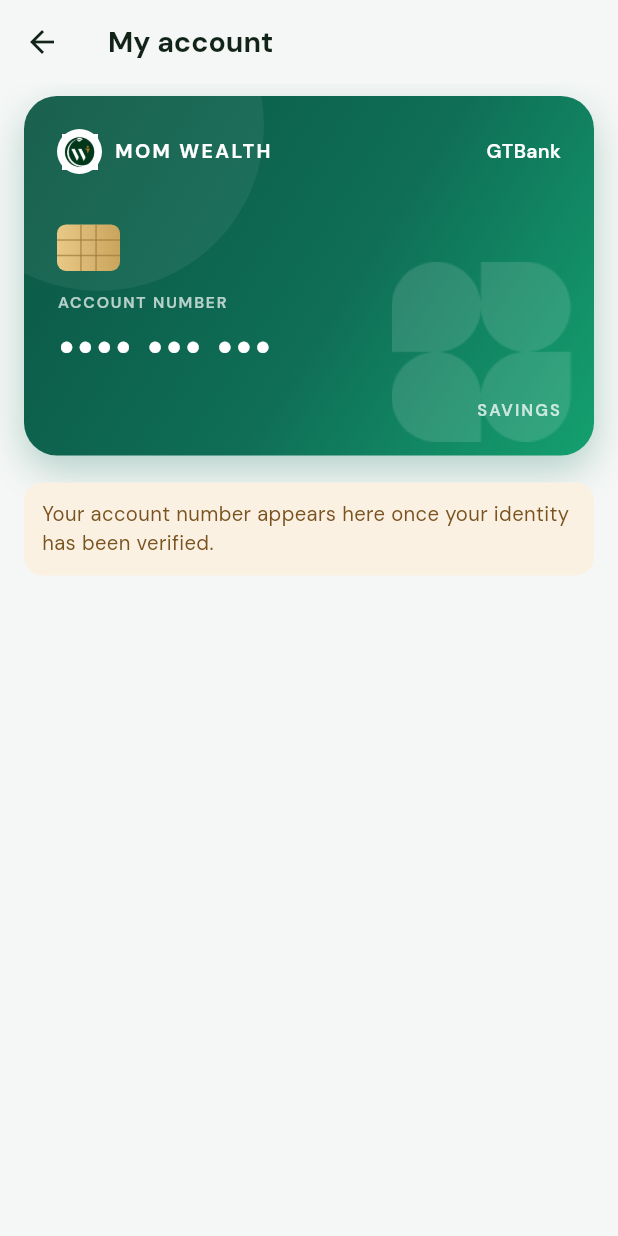
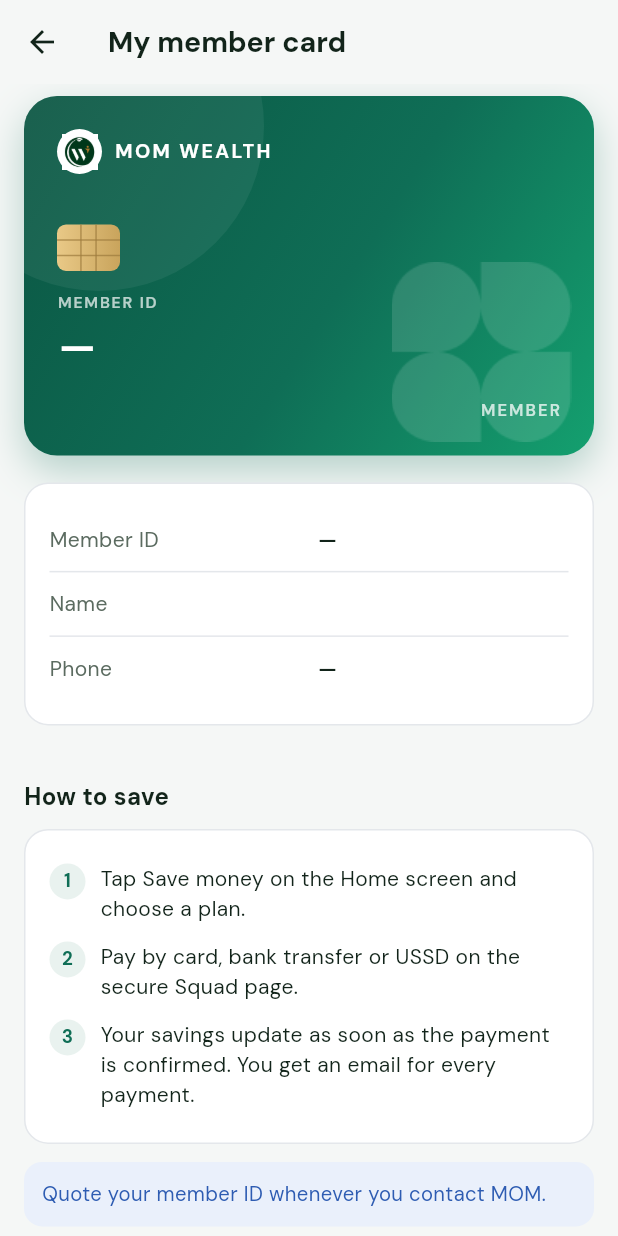
Before and after one commit to Alisttech/momwealth-app, a Flutter app: the AccountCardScreen screen opened directly, on a phone screen of 412 x 824 dp. Run offline on Flutter 3.47's test engine with Material 3 defaults, Android fonts, the phone set to English and light mode, and no system bars; our stand-ins replace app_links, cloud_firestore, cloud_functions, firebase_auth, firebase_core, shared_preferences; accounts and stored records are empty; network calls fail.

Commit message:
Verification works without Squad account numbers
Phone confirmed by SMS code during onboarding; member card with member ID
when no account number is issued.

Co-Authored-By: Claude Opus 5.5 <noreply@anthropic.com>
Claude-Session: https://claude.ai/code/session_01K2xSXXmprvqCwbFUijnVwF

```diff
--- a/lib/models.dart
+++ b/lib/models.dart
@@ -17,7 +17,8 @@ String _refId(dynamic v) => v is DocumentReference ? v.id : _str(v);
 class Profile {
   final String uid, name, email, phone, kycStatus, kycLastError;
   final String first, middle, last, dob, gender, maritalStatus, address, city, state;
-  final String employmentStatus, occupation, employer, bvnLast4, ninLast4, photoUrl;
+  final String employmentStatus, occupation, employer, bvnLast4, ninLast4, photoUrl, memberNo;
+  final bool bvnVerified;
   final int walletBalance, withdrawalHold, loanOutstanding;
   final DateTime? createdAt, phoneChangedAt;
   final Map<String, dynamic>? virtualAccount;
@@ -42,6 +43,8 @@ class Profile {
         bvnLast4 = _str(d['bvnLast4']),
         ninLast4 = _str(d['ninLast4']),
         photoUrl = _str(d['photo_url']),
+        memberNo = _str(d['memberNo']),
+        bvnVerified = d['bvnVerified'] == true,
         walletBalance = _int(d['walletBalance']),
         withdrawalHold = _int(d['withdrawalHold']),
         loanOutstanding = _int(d['loanOutstanding']),
--- a/lib/screens/account.dart
+++ b/lib/screens/account.dart
@@ -57,16 +57,16 @@ class MomCard extends StatelessWidget {
                 const SizedBox(width: 8),
                 const Text('MOM WEALTH', style: TextStyle(color: Colors.white, fontWeight: FontWeight.w700, letterSpacing: 1.6, fontSize: 13)),
                 const Spacer(),
-                Text(p.accountBank, style: const TextStyle(color: Colors.white, fontWeight: FontWeight.w600, fontSize: 13)),
+                if (p.hasAccount) Text(p.accountBank, style: const TextStyle(color: Colors.white, fontWeight: FontWeight.w600, fontSize: 13)),
               ]),
               const Spacer(),
               if (!compact) ...[const _Chip(), const SizedBox(height: 14)],
-              Text('ACCOUNT NUMBER', style: TextStyle(color: Colors.white.withValues(alpha: .7), fontSize: 10.5, letterSpacing: 1.2, fontWeight: FontWeight.w600)),
+              Text(p.hasAccount ? 'ACCOUNT NUMBER' : 'MEMBER ID', style: TextStyle(color: Colors.white.withValues(alpha: .7), fontSize: 10.5, letterSpacing: 1.2, fontWeight: FontWeight.w600)),
               const SizedBox(height: 2),
               FittedBox(
                 fit: BoxFit.scaleDown,
                 child: Text(
-                  p.hasAccount ? groupAccountNumber(p.accountNumber) : '•••• ••• •••',
+                  p.hasAccount ? groupAccountNumber(p.accountNumber) : (p.memberNo.isEmpty ? '—' : p.memberNo),
                   style: TextStyle(color: Colors.white, fontSize: compact ? 22 : 27, fontWeight: FontWeight.w700, letterSpacing: 2.2, fontFeatures: const [FontFeature.tabularFigures()]),
                 ),
               ),
@@ -76,7 +76,7 @@ class MomCard extends StatelessWidget {
                   child: Text(p.accountName.toUpperCase(),
                       maxLines: 1, overflow: TextOverflow.ellipsis, style: const TextStyle(color: Colors.white, fontWeight: FontWeight.w600, letterSpacing: .8, fontSize: 13)),
                 ),
-                Text('SAVINGS', style: TextStyle(color: Colors.white.withValues(alpha: .75), fontSize: 11, letterSpacing: 1.4, fontWeight: FontWeight.w600)),
+                Text(p.hasAccount ? 'SAVINGS' : 'MEMBER', style: TextStyle(color: Colors.white.withValues(alpha: .75), fontSize: 11, letterSpacing: 1.4, fontWeight: FontWeight.w600)),
               ]),
             ]),
           ),
@@ -125,13 +125,30 @@ class AccountCardScreen extends StatelessWidget {
     final p = context.watch<Session>().profile!;
     final details = 'Account number: ${p.accountNumber}\nBank: ${p.accountBank}\nAccount name: ${p.accountName}';
     return Scaffold(
-      appBar: AppBar(title: const Text('My account')),
+      appBar: AppBar(title: Text(p.hasAccount ? 'My account' : 'My member card')),
       body: PageBody(children: [
         MomCard(profile: p),
         const SizedBox(height: 18),
-        if (!p.hasAccount)
-          const Note('Your account number appears here once your identity has been verified.')
-        else ...[
+        if (!p.hasAccount) ...[
+          AppCard(
+            child: Column(children: [
+              KV('Member ID', p.memberNo.isEmpty ? '—' : p.memberNo),
+              KV('Name', p.name),
+              KV('Phone', p.phone.isEmpty ? '—' : p.phone, last: true),
+            ]),
+          ),
+          const SizedBox(height: 18),
+          const SectionTitle('How to save'),
+          const AppCard(
+            child: Column(crossAxisAlignment: CrossAxisAlignment.start, children: [
+              _Step(1, 'Tap Save money on the Home screen and choose a plan.'),
+              _Step(2, 'Pay by card, bank transfer or USSD on the secure Squad page.'),
+              _Step(3, 'Your savings update as soon as the payment is confirmed. You get an email for every payment.'),
+            ]),
+          ),
+          const SizedBox(height: 12),
+          const Note('Quote your member ID whenever you contact MOM.', tone: Tone.info),
+        ] else ...[
           Row(children: [
             Expanded(
               child: FilledButton.icon(
--- a/lib/screens/kyc.dart
+++ b/lib/screens/kyc.dart
@@ -6,6 +6,7 @@ import 'package:flutter/services.dart';
 import 'package:provider/provider.dart';
 import 'package:shared_preferences/shared_preferences.dart';
 
+import '../code_sheet.dart';
 import '../format.dart';
 import '../services/api.dart';
 import '../services/session.dart';
@@ -148,16 +149,15 @@ class _KycFlowState extends State<KycFlow> {
     setState(() => _error = err);
     if (err != null) return;
     FocusScope.of(context).unfocus();
-    widget.onSubmitting?.call();
-    try {
-      await Api.call('verifyBvnAndCreateAccount', {
+    final phone = _phone.text.replaceAll(RegExp(r'\D'), '');
+    final details = {
       'firstName': _first.text.trim(),
       'middleName': _middle.text.trim(),
       'lastName': _last.text.trim(),
       'dob': isoDay(_dob!),
       'gender': _gender,
       'maritalStatus': _marital,
-        'phone': _phone.text.replaceAll(RegExp(r'\D'), ''),
+      'phone': phone,
       'address': _address.text.trim(),
       'city': _city.text.trim(),
       'state': _state,
@@ -166,20 +166,28 @@ class _KycFlowState extends State<KycFlow> {
       'employer': _employer.text.trim(),
       'bvn': _bvn.text,
       'nin': _nin.text,
-      });
+    };
+    widget.onSubmitting?.call();
+    // Confirm the phone with an SMS code; the code is checked together with the details.
+    final ok = await confirmWithSmsCode(
+      context,
+      title: 'Confirm your phone',
+      purpose: 'confirm your phone number',
+      verifyLabel: 'Finish',
+      send: () => Api.call('requestKycPhoneCode', {'phone': phone}),
+      verify: (codeId, code) => Api.call('verifyBvnAndCreateAccount', {...details, 'codeId': codeId, 'code': code}),
+    );
+    if (!ok) return;
     try {
       (await SharedPreferences.getInstance()).remove(_draftKey);
     } catch (_) {}
-      setState(() => _done = true);
-    } catch (e) {
-      setState(() => _error = friendlyError(e));
-    }
+    if (mounted) setState(() => _done = true);
   }
 
   @override
   Widget build(BuildContext context) {
     final s = context.watch<Session>();
-    if (_done && s.profile != null && s.profile!.hasAccount) return _Success(onContinue: () => widget.onFinished?.call());
+    if (_done && s.profile != null && s.profile!.verified) return _Success(onContinue: () => widget.onFinished?.call());
     const titles = ['About you', 'Where you live', 'Your work', 'Verify your identity'];
     return Scaffold(
       appBar: AppBar(
@@ -219,7 +227,7 @@ class _KycFlowState extends State<KycFlow> {
             child: Column(crossAxisAlignment: CrossAxisAlignment.stretch, children: [
               ErrorText(_error),
               const SizedBox(height: 8),
-              _step < 3 ? FilledButton(onPressed: _next, child: const Text('Continue')) : BusyButton(label: 'Verify and create my account', onPressed: _submit),
+              _step < 3 ? FilledButton(onPressed: _next, child: const Text('Continue')) : BusyButton(label: 'Continue', onPressed: _submit),
             ]),
           ),
         ]),
@@ -325,7 +333,7 @@ class _KycFlowState extends State<KycFlow> {
   }
 
   Widget _identity() => _page([
-        _hint('Your BVN lets us confirm your identity and create your own MOM Wealth account number. We never see your bank balance and can\'t move money from your bank.'),
+        _hint('MOM needs your BVN and NIN to confirm who you are, as cooperatives and banks must. We never see your bank balance and can\'t move money from your bank. Next, we\'ll text a code to your phone.'),
         TextField(
           controller: _bvn,
           keyboardType: TextInputType.number,
@@ -347,7 +355,7 @@ class _KycFlowState extends State<KycFlow> {
             onChanged: (v) => setState(() => _consent = v ?? false),
             controlAffinity: ListTileControlAffinity.leading,
             contentPadding: EdgeInsets.zero,
-            title: const Text('I confirm these details are mine and correct, and I allow MOM Wealth to verify them with my bank.', style: TextStyle(fontSize: 13.5, height: 1.4)),
+            title: const Text('I confirm these details are mine and correct, and I allow MOM Wealth to verify them.', style: TextStyle(fontSize: 13.5, height: 1.4)),
           ),
         ),
         const SizedBox(height: 12),
@@ -372,11 +380,16 @@ class _Success extends StatelessWidget {
           const SizedBox(height: 16),
           Text('You\'re verified, ${p.firstName}!', textAlign: TextAlign.center, style: const TextStyle(fontSize: 23, fontWeight: FontWeight.w700)),
           const SizedBox(height: 8),
-          const Text('This is your own MOM Wealth account number. Transfer to it from any bank to add to your savings.',
-              textAlign: TextAlign.center, style: TextStyle(color: AppColors.inkSoft, height: 1.45)),
+          Text(
+              p.hasAccount
+                  ? 'This is your own MOM Wealth account number. Transfer to it from any bank to add to your savings.'
+                  : 'Your MOM Wealth account is ready. Tap Save money any time to save by card, bank transfer or USSD.',
+              textAlign: TextAlign.center,
+              style: const TextStyle(color: AppColors.inkSoft, height: 1.45)),
           const SizedBox(height: 24),
           MomCard(profile: p),
           const SizedBox(height: 16),
+          if (p.hasAccount) ...[
             OutlinedButton.icon(
               onPressed: () {
                 Clipboard.setData(ClipboardData(text: p.accountNumber));
@@ -386,6 +399,7 @@ class _Success extends StatelessWidget {
               label: const Text('Copy account number'),
             ),
             const SizedBox(height: 10),
+          ],
           FilledButton(onPressed: onContinue, child: const Text('Go to my account')),
         ]),
       ),
--- a/lib/screens/profile.dart
+++ b/lib/screens/profile.dart
@@ -48,7 +48,7 @@ class _ProfileTabState extends State<ProfileTab> {
             ),
           ]),
         ),
-        if (p.hasAccount) ...[
+        if (p.verified) ...[
           const SizedBox(height: 14),
           GestureDetector(onTap: () => push(context, const AccountCardScreen()), child: MomCard(profile: p, compact: true)),
           Align(
@@ -56,7 +56,7 @@ class _ProfileTabState extends State<ProfileTab> {
             child: TextButton.icon(
               onPressed: () => push(context, const AccountCardScreen()),
               icon: const Icon(Icons.credit_card_rounded, size: 18),
-              label: const Text('View account details'),
+              label: Text(p.hasAccount ? 'View account details' : 'View member card'),
             ),
           ),
         ],
@@ -80,10 +80,11 @@ class _ProfileTabState extends State<ProfileTab> {
         SectionTitle('Personal details', trailing: const Row(mainAxisSize: MainAxisSize.min, children: [
           Icon(Icons.lock_outline, size: 14, color: AppColors.inkSoft),
           SizedBox(width: 4),
-          Text('From your BVN', style: TextStyle(color: AppColors.inkSoft, fontSize: 12.5)),
+          Text('Locked', style: TextStyle(color: AppColors.inkSoft, fontSize: 12.5)),
         ])),
         AppCard(
           child: Column(children: [
+            if (p.memberNo.isNotEmpty) KV('Member ID', p.memberNo),
             KV('Full name', p.name.isEmpty ? dash : p.name),
             KV('Date of birth', p.dob.isEmpty ? dash : p.dob),
             KV('Gender', p.gender.isEmpty ? dash : p.gender),
```
Lines whose indentation alone changed are shown as unchanged.
